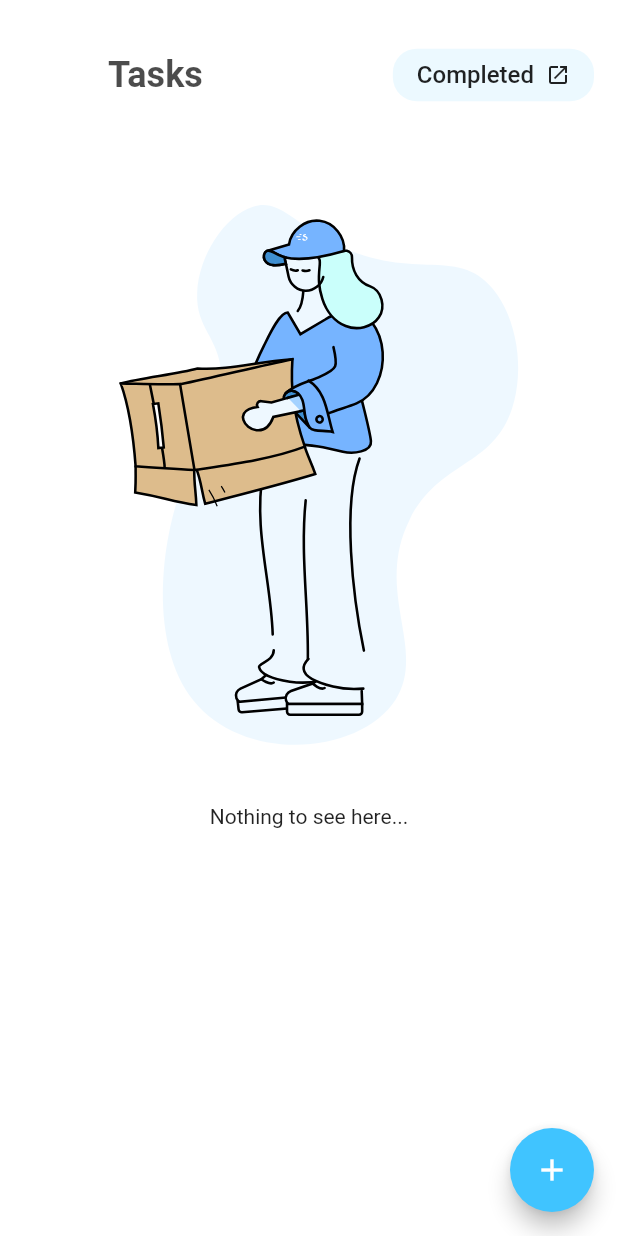
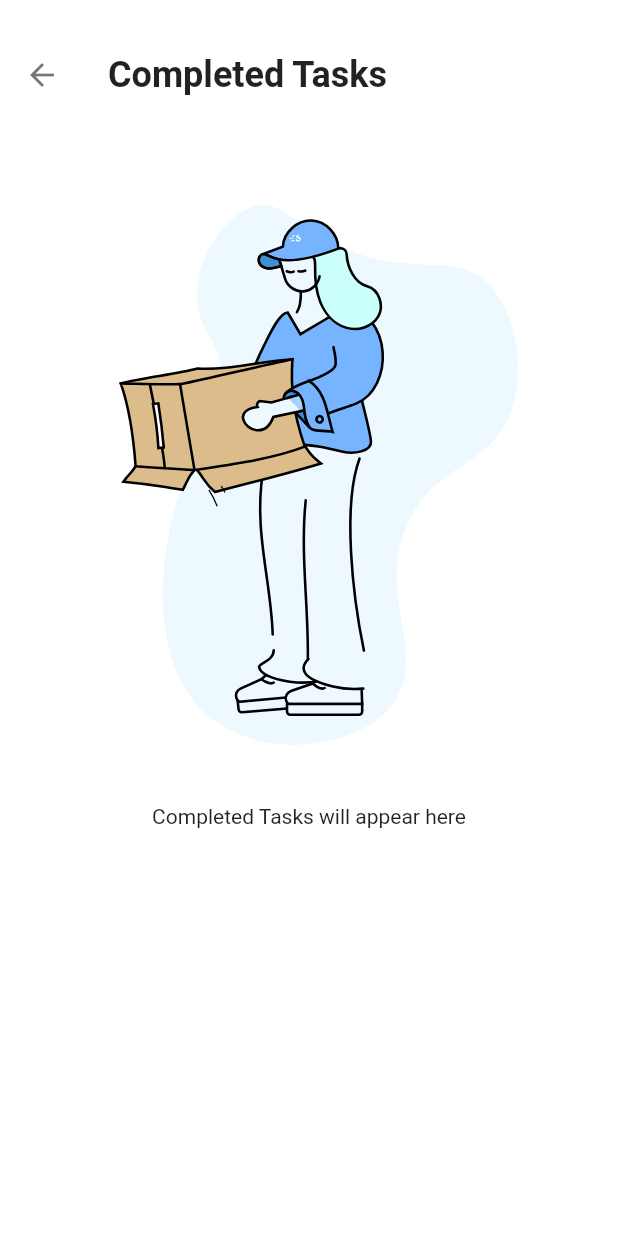
Before and after one commit to KenStarry/Tasky, a Flutter app: the HomeScreenContent screen opened directly, after a tap on "Completed", on a phone screen of 412 x 824 dp. Run offline on Flutter 3.47's test engine with Material 2 defaults, Android fonts, the phone set to English and light mode, and no system bars; our stand-ins replace flutter_slidable, get_it, graphql_flutter, lottie, percent_indicator; missing offline and left inert: dart:ffi; network calls fail.

Commit message:
Fixed a couple of bugs

```diff
--- /dev/null
+++ b/lib/features/feature_completed/presentation/completed.dart
@@ -0,0 +1,109 @@
+import 'package:flutter/material.dart';
+import 'package:flutter/services.dart';
+import 'package:provider/provider.dart';
+import 'package:tasky/features/feature_home/presentation/components/empty_lottie.dart';
+
+import '../../../core/domain/model/todo.dart';
+import '../../../core/presentation/provider/core_provider.dart';
+import '../../feature_home/presentation/components/todo_card.dart';
+import '../../feature_home/presentation/utils/show_bottom_sheet.dart';
+
+class Completed extends StatefulWidget {
+  const Completed({Key? key}) : super(key: key);
+
+  @override
+  State<Completed> createState() => _CompletedState();
+}
+
+class _CompletedState extends State<Completed> {
+  @override
+  Widget build(BuildContext context) {
+    List<Todo> completedTodos =
+        Provider.of<CoreProvider>(context).getCompletedTodos();
+
+    return Scaffold(
+        backgroundColor: Colors.white,
+        appBar: AppBar(
+          systemOverlayStyle: const SystemUiOverlayStyle(
+              statusBarColor: Colors.white,
+              statusBarIconBrightness: Brightness.dark),
+          backgroundColor: Colors.white,
+          elevation: 0,
+          leading: IconButton(
+            onPressed: () => Navigator.pop(context),
+            icon: const Icon(
+              Icons.arrow_back,
+              color: Colors.black54,
+            ),
+          ),
+          title: const Text(
+            "Completed Tasks",
+            style: TextStyle(
+                fontSize: 24,
+                fontWeight: FontWeight.bold,
+                color: Colors.black87),
+          ),
+          toolbarHeight: 100,
+        ),
+        body: completedTodos.isEmpty
+            ? const EmptyLottie(
+                title: "Completed Tasks will appear here",
+                lottie: "assets/lottie/empty_box_shake.json",
+              )
+            : SizedBox(
+                width: double.infinity,
+                height: double.infinity,
+                child: Column(
+                  children: [
+                    Expanded(
+                      child: Container(
+                        padding: const EdgeInsets.all(16),
+                        child: ListView.separated(
+                            physics: const BouncingScrollPhysics(),
+                            itemCount: completedTodos.length,
+                            itemBuilder: (context, index) {
+                              return TodoCard(
+                                todo: completedTodos[index],
+                                onChecked: (isChecked) {
+                                  //  update the _todo's status
+                                  Provider.of<CoreProvider>(context,
+                                          listen: false)
+                                      .updateTodo(
+                                          completed:
+                                              completedTodos[index].completed !=
+                                                          null &&
+                                                      completedTodos[index]
+                                                              .completed ==
+                                                          false
+                                                  ? true
+                                                  : false,
+                                          id: completedTodos[index].id ?? "",
+                                          title: completedTodos[index].title ??
+                                              "");
+                                },
+                                onTodoClicked: () {
+                                  //  open bottomsheet with the _todo item
+                                  showMyBottomSheet(
+                                      context: context,
+                                      todo: completedTodos[index]);
+                                },
+                                onDelete: (context) {
+                                  //  delete from database
+                                  Provider.of<CoreProvider>(context,
+                                          listen: false)
+                                      .deleteTodo(todo: completedTodos[index]);
+                                },
+                                onArchive: (context) {},
+                              );
+                            },
+                            separatorBuilder: (context, index) =>
+                                const SizedBox(
+                                  height: 24,
+                                )),
+                      ),
+                    )
+                  ],
+                ),
+              ));
+  }
+}
--- a/lib/features/feature_home/presentation/components/empty_lottie.dart
+++ b/lib/features/feature_home/presentation/components/empty_lottie.dart
@@ -2,7 +2,11 @@ import 'package:flutter/material.dart';
 import 'package:lottie/lottie.dart';
 
 class EmptyLottie extends StatefulWidget {
-  const EmptyLottie({Key? key}) : super(key: key);
+  final String title;
+  final String lottie;
+
+  const EmptyLottie({Key? key, required this.title, required this.lottie})
+      : super(key: key);
 
   @override
   State<EmptyLottie> createState() => _EmptyLottieState();
@@ -19,6 +23,7 @@ class _EmptyLottieState extends State<EmptyLottie>
 
     _lottieController = AnimationController(
       duration: const Duration(seconds: 1),
+      animationBehavior: AnimationBehavior.preserve,
       vsync: this,
     );
   }
@@ -34,18 +39,20 @@ class _EmptyLottieState extends State<EmptyLottie>
     return Center(
       child: Column(
         children: [
-          Lottie.asset("assets/lottie/empty_box_shake.json",
+          SizedBox(
+            child: Lottie.asset(widget.lottie,
                 animate: true,
                 reverse: false,
                 controller: _lottieController, onLoaded: (composition) {
               _lottieController.duration = composition.duration;
               _lottieController.forward();
             }),
+          ),
           const SizedBox(
             height: 24,
           ),
           Text(
-            "Nothing to see here...",
+            widget.title,
             style: Theme.of(context).textTheme.bodyMedium,
           )
         ],
--- a/lib/features/feature_home/presentation/components/home_screen_content.dart
+++ b/lib/features/feature_home/presentation/components/home_screen_content.dart
@@ -6,9 +6,12 @@ import 'package:percent_indicator/linear_percent_indicator.dart';
 import 'package:provider/provider.dart';
 import 'package:tasky/core/domain/model/todo.dart';
 import 'package:tasky/core/presentation/provider/core_provider.dart';
+import 'package:tasky/features/feature_completed/presentation/completed.dart';
 import 'package:tasky/features/feature_home/presentation/components/bottom_sheet_content.dart';
 import 'package:tasky/features/feature_home/presentation/components/empty_lottie.dart';
 import 'package:tasky/features/feature_home/presentation/components/todo_card.dart';
+
+import '../utils/show_bottom_sheet.dart';
 
 class HomeScreenContent extends StatefulWidget {
   const HomeScreenContent({Key? key}) : super(key: key);
@@ -18,21 +21,6 @@ class HomeScreenContent extends StatefulWidget {
 }
 
 class _HomeScreenContentState extends State<HomeScreenContent> {
-  void showMyBottomSheet({required BuildContext context, Todo? todo}) {
-    showModalBottomSheet(
-      context: context,
-      isScrollControlled: true,
-      builder: (context) {
-        return BottomSheetContent(
-          todo: todo,
-        );
-      },
-      shape: const RoundedRectangleBorder(
-          borderRadius: BorderRadius.only(
-              topLeft: Radius.circular(16), topRight: Radius.circular(16))),
-    );
-  }
-
   @override
   Widget build(BuildContext context) {
     //  all todos
@@ -58,7 +46,7 @@ class _HomeScreenContentState extends State<HomeScreenContent> {
               mainAxisAlignment: MainAxisAlignment.spaceBetween,
               children: [
                 Text(
-                  "Tasks",
+                  "Tasky",
                   style: TextStyle(
                       fontWeight: FontWeight.bold,
                       fontSize: 24,
@@ -69,6 +57,8 @@ class _HomeScreenContentState extends State<HomeScreenContent> {
                 GestureDetector(
                   onTap: () {
                     //  open completed screen
+                    Navigator.of(context).push(MaterialPageRoute(
+                        builder: (context) => const Completed()));
                   },
                   child: Container(
                     padding:
@@ -113,7 +103,9 @@ class _HomeScreenContentState extends State<HomeScreenContent> {
             ),
           ),
           body: allTodos.length - completedTodos.length == 0
-              ? const EmptyLottie()
+              ? const EmptyLottie(
+                  title: "No Tasks, You are clear for the day...",
+                  lottie: "assets/lottie/empty_box_shake.json")
               : Container(
                   width: double.infinity,
                   height: double.infinity,
@@ -130,7 +122,7 @@ class _HomeScreenContentState extends State<HomeScreenContent> {
                                   child: Text.rich(TextSpan(children: [
                                     TextSpan(
                                         text:
-                                        "${allTodos.length - completedTodos.length} ",
+                                            "${allTodos.length - completedTodos.length} ",
                                         style: const TextStyle(
                                             fontSize: 32,
                                             color: Colors.black,
@@ -187,10 +179,11 @@ class _HomeScreenContentState extends State<HomeScreenContent> {
                                 ),
                               )
                             ],
-                          )
+                          )),
+
+                      const SizedBox(
+                        height: 24,
                       ),
-
-                      const SizedBox(height: 24,),
 
                       Expanded(
                         flex: 10,
```
Also changed, not shown: lib/features/feature_home/presentation/utils/show_bottom_sheet.dart (added, +19 -0 lines). Lines whose indentation alone changed are shown as unchanged.
